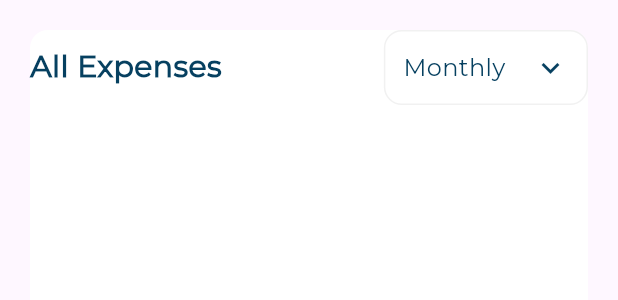
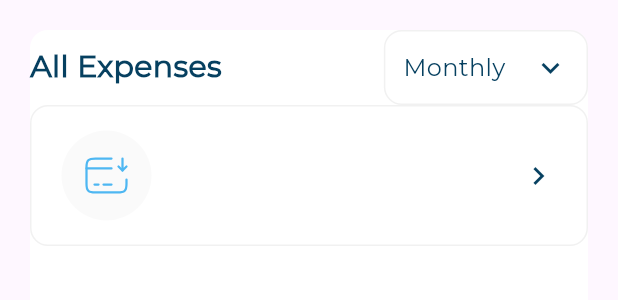
Before and after one commit to Omar-Tmam/Flutter-Responsive-Adaptive-UI-Design, a Flutter app: the AllExpenses widget shown alone on an empty page, opened directly, on a phone screen of 412 x 824 dp. Shown: the top 300 px of the screen. Run offline on Flutter 3.47's test engine with Material 3 defaults, Android fonts, the phone set to English and light mode, and no system bars; our stand-ins replace flutter_svg.

Commit message:
header finish

```diff
--- /dev/null
+++ b/lib/Features/home_view/data/models/all_expenses_item_model.dart
@@ -0,0 +1,9 @@
+class AllExpensesItemModel {
+  final String image, title, date, price;
+
+  const AllExpensesItemModel(
+      {required this.image,
+      required this.title,
+      required this.date,
+      required this.price});
+}
--- a/lib/Features/home_view/presentation/views/widgets/all_expenses.dart
+++ b/lib/Features/home_view/presentation/views/widgets/all_expenses.dart
@@ -1,5 +1,8 @@
 import 'package:flutter/material.dart';
+import 'package:responsive_dashboard/Core/utils/app_images.dart';
+import 'package:responsive_dashboard/Features/home_view/data/models/all_expenses_item_model.dart';
 import 'package:responsive_dashboard/Features/home_view/presentation/views/widgets/all_expenses_header.dart';
+import 'package:responsive_dashboard/Features/home_view/presentation/views/widgets/all_expenses_item.dart';
 
 class AllExpenses extends StatelessWidget {
   const AllExpenses({super.key});
@@ -15,9 +18,17 @@ class AllExpenses extends StatelessWidget {
             borderRadius: BorderRadius.circular(12),
           ),
         ),
-        child: Column(children: [
-          AllExpensesHeader(),
-        ],),
+        child: Column(
+          children: [
+            AllExpensesHeader(),
+            AllExpensesItem(
+                itemModel: AllExpensesItemModel(
+                    image: Assets.imagesCardReceive,
+                    title: 'Income',
+                    date: 'April 2025',
+                    price: r'$20.98')),
+          ],
+        ),
       ),
     );
   }
--- /dev/null
+++ b/lib/Features/home_view/presentation/views/widgets/all_expenses_item.dart
@@ -0,0 +1,28 @@
+import 'package:flutter/material.dart';
+import 'package:responsive_dashboard/Features/home_view/data/models/all_expenses_item_model.dart';
+import 'package:responsive_dashboard/Features/home_view/presentation/views/widgets/all_expenses_item_header.dart';
+
+class AllExpensesItem extends StatelessWidget {
+  const AllExpensesItem({super.key, required this.itemModel});
+  final AllExpensesItemModel itemModel;
+
+  @override
+  Widget build(BuildContext context) {
+    return Container(
+      padding: const EdgeInsets.symmetric(horizontal: 20, vertical: 16),
+      decoration: ShapeDecoration(
+        color: Colors.white,
+        shape: RoundedRectangleBorder(
+          side: BorderSide(
+            width: 1,
+            color: const Color(0xFFF1F1F1),
+          ),
+          borderRadius: BorderRadius.circular(12),
+        ),
+      ),
+      child: Column(
+        children: [AllExpensesItemHeader(image: itemModel.image)],
+      ),
+    );
+  }
+}
--- /dev/null
+++ b/lib/Features/home_view/presentation/views/widgets/all_expenses_item_header.dart
@@ -0,0 +1,29 @@
+import 'package:flutter/material.dart';
+import 'package:flutter_svg/flutter_svg.dart';
+
+class AllExpensesItemHeader extends StatelessWidget {
+  const AllExpensesItemHeader({super.key, required this.image});
+  final String image;
+
+  @override
+  Widget build(BuildContext context) {
+    return Row(
+      children: [
+        Container(
+          width: 60,
+          height: 60,
+          decoration: ShapeDecoration(
+            color: const Color(0xFFFAFAFA),
+            shape: OvalBorder(),
+          ),
+          child: Center(child: SvgPicture.asset(image)),
+        ),
+        Expanded(child: SizedBox()),
+        Icon(
+          Icons.keyboard_arrow_right_sharp,
+          color: Color(0xFF064060),
+        )
+      ],
+    );
+  }
+}
```
